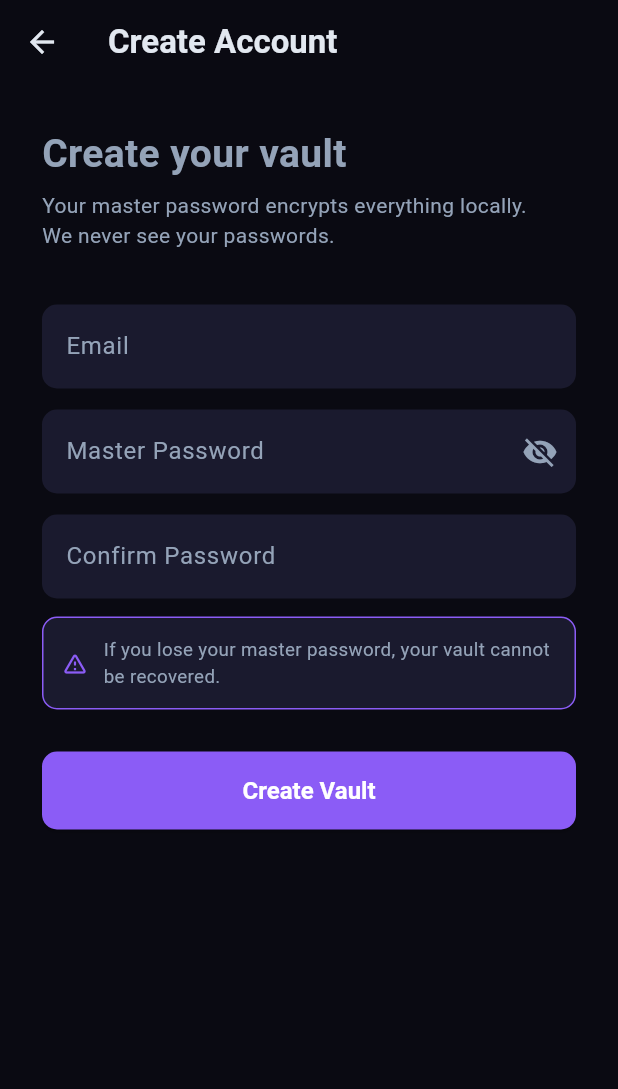
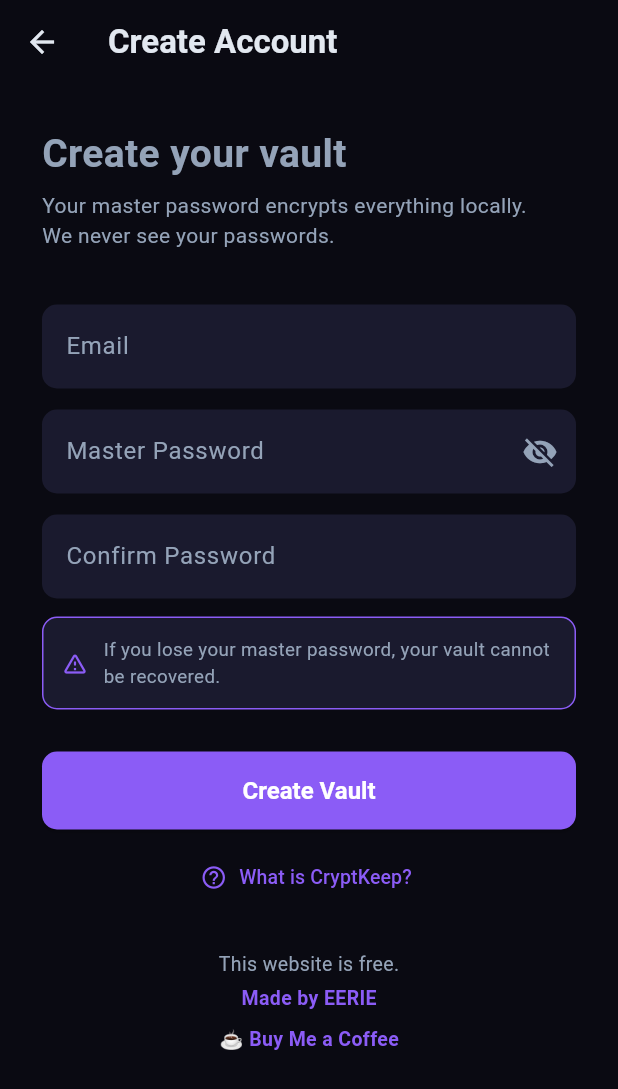
Before and after one commit to EerieGoesD/cryptkeep, a Flutter app: the RegisterScreen screen opened directly, on a phone screen of 412 x 824 dp. Shown: the top 1089 px of the screen. Run offline on Flutter 3.47's test engine with Material 3 defaults, Android fonts, the phone set to English and light mode, and no system bars; our stand-ins replace file_picker, supabase_flutter; missing offline and left inert: encrypt, kdbx, pointycastle; accounts and stored records are empty.

Commit message:
Fix footer on both auth screens
- Change "This app is free" to "This website is free." with line break
- Add FAQ link, footer, and Buy Me a Coffee to register screen

Co-Authored-By: Claude Opus 4.6 (1M context) <noreply@anthropic.com>

```diff
--- a/lib/screens/auth/register_screen.dart
+++ b/lib/screens/auth/register_screen.dart
@@ -1,10 +1,12 @@
 import 'package:flutter/material.dart';
 import 'package:provider/provider.dart';
 import 'package:supabase_flutter/supabase_flutter.dart';
+import 'package:url_launcher/url_launcher.dart';
 
 import '../../app.dart';
 import '../../providers/app_state.dart';
 import '../../services/crypto_service.dart';
+import '../vault/faq_screen.dart';
 import '../vault/vault_screen.dart';
 
 class RegisterScreen extends StatefulWidget {
@@ -143,6 +145,44 @@ class _RegisterScreenState extends State<RegisterScreen> {
                         onPressed: _register,
                         child: const Text('Create Vault'),
                       ),
+                const SizedBox(height: 8),
+                Center(
+                  child: TextButton.icon(
+                    onPressed: () => Navigator.of(context).push(
+                      MaterialPageRoute(builder: (_) => const FaqScreen()),
+                    ),
+                    icon: const Icon(Icons.help_outline, size: 18, color: Color(0xFF8B5CF6)),
+                    label: const Text('What is CryptKeep?',
+                        style: TextStyle(color: Color(0xFF8B5CF6), fontSize: 13)),
+                  ),
+                ),
+                const SizedBox(height: 24),
+                const Center(
+                  child: Text('This website is free.',
+                      style: TextStyle(color: Color(0xFF94A3B8), fontSize: 13)),
+                ),
+                const SizedBox(height: 4),
+                Center(
+                  child: GestureDetector(
+                    onTap: () => launchUrl(Uri.parse('https://eeriegoesd.com/')),
+                    child: const Text('Made by EERIE',
+                        style: TextStyle(
+                            color: Color(0xFF8B5CF6),
+                            fontSize: 13,
+                            fontWeight: FontWeight.w600)),
+                  ),
+                ),
+                const SizedBox(height: 8),
+                Center(
+                  child: GestureDetector(
+                    onTap: () => launchUrl(Uri.parse('https://buymeacoffee.com/eeriegoesd')),
+                    child: const Text('☕ Buy Me a Coffee',
+                        style: TextStyle(
+                            color: Color(0xFF8B5CF6),
+                            fontSize: 13,
+                            fontWeight: FontWeight.w600)),
+                  ),
+                ),
               ],
             ),
           ),
```
Also changed, not shown: lib/screens/auth/login_screen.dart (+12 -15 lines).
